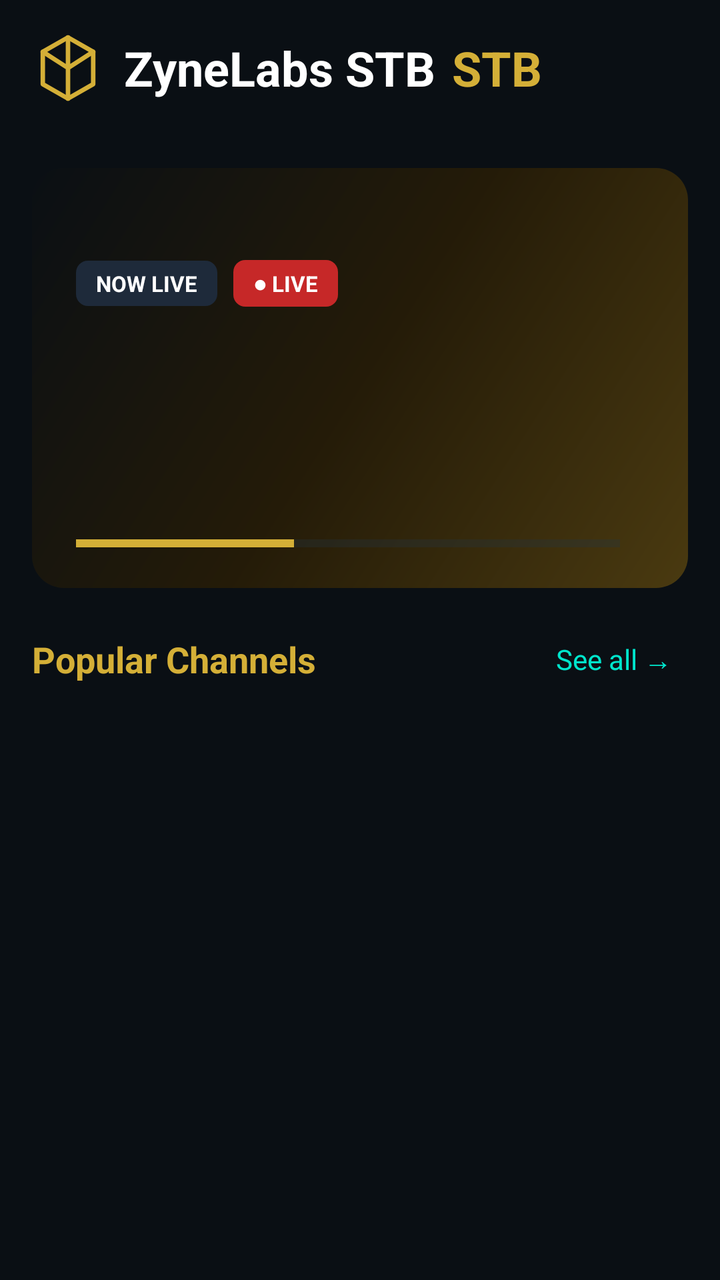
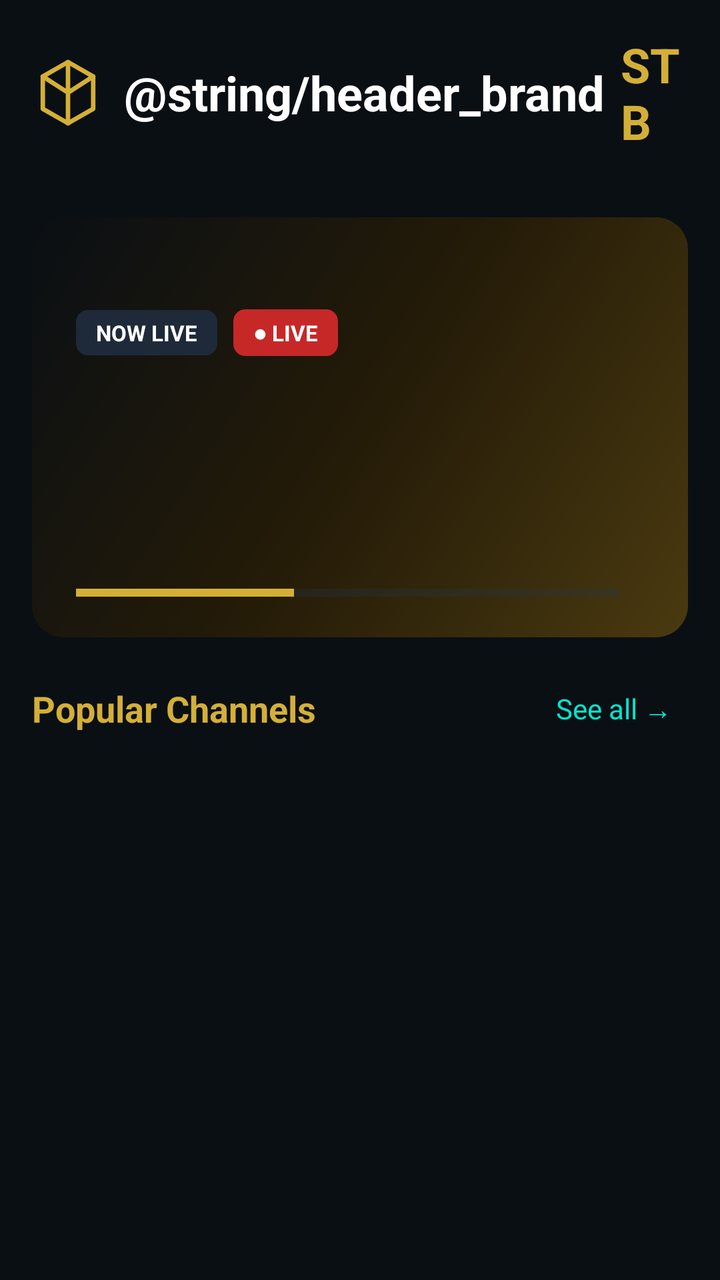

Compare the two renders of this Android layout. The source of the first and the diff that turns it into the second are given below.
<!-- AndroidManifest.xml: application theme Theme.ZyneLabsSTB -->
<!-- res/layout/activity_home.xml -->
<?xml version="1.0" encoding="utf-8"?>
<LinearLayout xmlns:android="http://schemas.android.com/apk/res/android"
    android:layout_width="match_parent"
    android:layout_height="match_parent"
    android:background="@color/background"
    android:orientation="vertical">

    
    <LinearLayout
        android:layout_width="match_parent"
        android:layout_height="wrap_content"
        android:gravity="center_vertical"
        android:orientation="horizontal"
        android:padding="16dp">

        <ImageView
            android:layout_width="36dp"
            android:layout_height="36dp"
            android:src="@drawable/header_logo" />

        <TextView
            android:layout_width="wrap_content"
            android:layout_height="wrap_content"
            android:layout_marginStart="10dp"
            android:text="@string/app_name"
            android:textColor="@color/text_primary"
            android:textSize="24sp"
            android:textStyle="bold" />

        <TextView
            android:layout_width="wrap_content"
            android:layout_height="wrap_content"
            android:layout_marginStart="8dp"
            android:text="STB"
            android:textColor="@color/gold"
            android:textSize="24sp"
            android:textStyle="bold" />

        <Space
            android:layout_width="0dp"
            android:layout_height="1dp"
            android:layout_weight="1" />

        
        <LinearLayout
            android:id="@+id/headerUserBox"
            android:layout_width="wrap_content"
            android:layout_height="wrap_content"
            android:gravity="end"
            android:orientation="vertical"
            android:visibility="gone">

            <TextView
                android:id="@+id/tvHeaderDate"
                android:layout_width="wrap_content"
                android:layout_height="wrap_content"
                android:textColor="@color/text_primary"
                android:textSize="13sp" />

            <TextView
                android:layout_width="wrap_content"
                android:layout_height="wrap_content"
                android:text="ZONE 1 • User"
                android:textColor="@color/text_secondary"
                android:textSize="12sp" />
        </LinearLayout>

        <FrameLayout
            android:id="@+id/headerProfile"
            android:layout_width="40dp"
            android:layout_height="40dp"
            android:layout_marginStart="10dp"
            android:background="@drawable/profile_circle"
            android:visibility="gone">

            <TextView
                android:layout_width="wrap_content"
                android:layout_height="wrap_content"
                android:layout_gravity="center"
                android:text="👤"
                android:textColor="@color/gold"
                android:textSize="18sp" />
        </FrameLayout>
    </LinearLayout>

    
    <LinearLayout
        android:layout_width="match_parent"
        android:layout_height="0dp"
        android:layout_weight="1"
        android:orientation="horizontal">

        
        <LinearLayout
            android:id="@+id/sidebar"
            android:layout_width="240dp"
            android:layout_height="match_parent"
            android:background="#0E1826"
            android:orientation="vertical"
            android:padding="16dp"
            android:visibility="gone">

            <TextView
                android:layout_width="wrap_content"
                android:layout_height="wrap_content"
                android:layout_gravity="center_horizontal"
                android:layout_marginBottom="20dp"
                android:letterSpacing="0.3"
                android:text="NAVIGATION"
                android:textColor="@color/gold"
                android:textSize="12sp" />

            <LinearLayout
                android:id="@+id/navContainer"
                android:layout_width="match_parent"
                android:layout_height="wrap_content"
                android:orientation="vertical" />

            <Space
                android:layout_width="match_parent"
                android:layout_height="0dp"
                android:layout_weight="1" />

            <TextView
                android:id="@+id/tvPortalInfo"
                android:layout_width="wrap_content"
                android:layout_height="wrap_content"
                android:textColor="@color/text_secondary"
                android:textSize="11sp" />
        </LinearLayout>

        
        <androidx.core.widget.NestedScrollView
            android:layout_width="0dp"
            android:layout_height="match_parent"
            android:layout_weight="1"
            android:clipToPadding="false"
            android:fillViewport="true">

            <LinearLayout
                android:layout_width="match_parent"
                android:layout_height="wrap_content"
                android:orientation="vertical"
                android:padding="16dp">

                
                <FrameLayout
                    android:id="@+id/banner"
                    android:layout_width="match_parent"
                    android:layout_height="210dp"
                    android:layout_marginBottom="18dp"
                    android:background="@drawable/banner_bg"
                    android:clickable="true"
                    android:focusable="true">

                    <LinearLayout
                        android:layout_width="match_parent"
                        android:layout_height="match_parent"
                        android:gravity="center_vertical"
                        android:orientation="vertical"
                        android:padding="22dp">

                        <LinearLayout
                            android:layout_width="wrap_content"
                            android:layout_height="wrap_content"
                            android:gravity="center_vertical"
                            android:orientation="horizontal">

                            <TextView
                                android:layout_width="wrap_content"
                                android:layout_height="wrap_content"
                                android:background="@drawable/badge_dim"
                                android:paddingStart="10dp"
                                android:paddingEnd="10dp"
                                android:paddingTop="4dp"
                                android:paddingBottom="4dp"
                                android:text="NOW LIVE"
                                android:textColor="@color/text_primary"
                                android:textSize="11sp"
                                android:textStyle="bold" />

                            <TextView
                                android:layout_width="wrap_content"
                                android:layout_height="wrap_content"
                                android:layout_marginStart="8dp"
                                android:background="@drawable/badge_live"
                                android:paddingStart="10dp"
                                android:paddingEnd="10dp"
                                android:paddingTop="4dp"
                                android:paddingBottom="4dp"
                                android:text="● LIVE"
                                android:textColor="#FFFFFF"
                                android:textSize="11sp"
                                android:textStyle="bold" />
                        </LinearLayout>

                        <TextView
                            android:id="@+id/tvBannerTitle"
                            android:layout_width="wrap_content"
                            android:layout_height="wrap_content"
                            android:layout_marginTop="10dp"
                            android:ellipsize="end"
                            android:maxLines="2"
                            android:textColor="@color/text_primary"
                            android:textSize="26sp"
                            android:textStyle="bold" />

                        <TextView
                            android:id="@+id/tvBannerSubtitle"
                            android:layout_width="wrap_content"
                            android:layout_height="wrap_content"
                            android:layout_marginTop="6dp"
                            android:ellipsize="end"
                            android:maxLines="1"
                            android:textColor="@color/text_secondary"
                            android:textSize="13sp" />

                        <TextView
                            android:id="@+id/tvBannerMeta"
                            android:layout_width="wrap_content"
                            android:layout_height="wrap_content"
                            android:layout_marginTop="8dp"
                            android:textColor="@color/teal"
                            android:textSize="13sp" />
                    </LinearLayout>

                    
                    <LinearLayout
                        android:layout_width="match_parent"
                        android:layout_height="wrap_content"
                        android:layout_gravity="bottom"
                        android:gravity="center_vertical"
                        android:orientation="horizontal"
                        android:paddingStart="22dp"
                        android:paddingEnd="22dp"
                        android:paddingBottom="14dp">

                        <ProgressBar
                            android:id="@+id/bannerProgress"
                            style="?android:attr/progressBarStyleHorizontal"
                            android:layout_width="0dp"
                            android:layout_height="6dp"
                            android:layout_weight="1"
                            android:max="100"
                            android:progress="40"
                            android:progressTint="@color/gold"
                            android:progressBackgroundTint="#233646" />

                        <TextView
                            android:id="@+id/tvBannerTime"
                            android:layout_width="wrap_content"
                            android:layout_height="wrap_content"
                            android:layout_marginStart="12dp"
                            android:textColor="@color/text_secondary"
                            android:textSize="12sp" />
                    </LinearLayout>
                </FrameLayout>

                
                <LinearLayout
                    android:id="@+id/popularHeader"
                    android:layout_width="match_parent"
                    android:layout_height="wrap_content"
                    android:layout_marginBottom="10dp"
                    android:gravity="center_vertical"
                    android:orientation="horizontal">

                    <TextView
                        android:layout_width="wrap_content"
                        android:layout_height="wrap_content"
                        android:text="Popular Channels"
                        android:textColor="@color/gold"
                        android:textSize="18sp"
                        android:textStyle="bold" />

                    <Space
                        android:layout_width="0dp"
                        android:layout_height="1dp"
                        android:layout_weight="1" />

                    <TextView
                        android:id="@+id/tvSeeAll"
                        android:layout_width="wrap_content"
                        android:layout_height="wrap_content"
                        android:clickable="true"
                        android:focusable="true"
                        android:padding="8dp"
                        android:text="See all →"
                        android:textColor="@color/teal"
                        android:textSize="14sp" />
                </LinearLayout>

                <androidx.recyclerview.widget.RecyclerView
                    android:id="@+id/popularRecycler"
                    android:layout_width="match_parent"
                    android:layout_height="wrap_content"
                    android:layout_marginBottom="18dp"
                    android:clipToPadding="false"
                    android:nestedScrollingEnabled="false" />

                
                <FrameLayout
                    android:layout_width="match_parent"
                    android:layout_height="wrap_content"
                    android:minHeight="200dp">

                    <androidx.recyclerview.widget.RecyclerView
                        android:id="@+id/rowsRecycler"
                        android:layout_width="match_parent"
                        android:layout_height="wrap_content"
                        android:clipToPadding="false"
                        android:nestedScrollingEnabled="false" />

                    <ProgressBar
                        android:id="@+id/progressBar"
                        android:layout_width="wrap_content"
                        android:layout_height="wrap_content"
                        android:layout_gravity="center"
                        android:visibility="gone" />

                    <LinearLayout
                        android:id="@+id/errorBox"
                        android:layout_width="wrap_content"
                        android:layout_height="wrap_content"
                        android:layout_gravity="center"
                        android:gravity="center"
                        android:orientation="vertical"
                        android:visibility="gone">

                        <TextView
                            android:id="@+id/tvError"
                            android:layout_width="wrap_content"
                            android:layout_height="wrap_content"
                            android:gravity="center"
                            android:textColor="@color/text_secondary"
                            android:textSize="16sp" />

                        <Button
                            android:id="@+id/btnRetry"
                            android:layout_width="wrap_content"
                            android:layout_height="wrap_content"
                            android:layout_marginTop="16dp"
                            android:text="@string/retry" />
                    </LinearLayout>
                </FrameLayout>
            </LinearLayout>
        </androidx.core.widget.NestedScrollView>
    </LinearLayout>

    
    <TextView
        android:id="@+id/tvDpadHints"
        android:layout_width="match_parent"
        android:layout_height="wrap_content"
        android:gravity="center"
        android:padding="10dp"
        android:text="• Press OK to watch   • Press MENU for options   • Use D-PAD to navigate"
        android:textColor="@color/teal"
        android:textSize="13sp"
        android:visibility="gone" />

    
    <LinearLayout
        android:id="@+id/bottomNav"
        android:layout_width="match_parent"
        android:layout_height="68dp"
        android:background="#0E1826"
        android:gravity="center_vertical"
        android:orientation="horizontal"
        android:paddingStart="8dp"
        android:paddingEnd="8dp"
        android:visibility="gone" />
</LinearLayout>
<!-- resources referenced by this layout -->
<resources>
  <color name="background">#0A0F14</color>
  <color name="gold">#D4AF37</color>
  <color name="teal">#00E5CC</color>
  <color name="text_primary">#FFFFFF</color>
  <color name="text_secondary">#B0BEC5</color>
  <!-- drawable badge_dim (drawable) -->
  <?xml version="1.0" encoding="utf-8"?>
  <shape xmlns:android="http://schemas.android.com/apk/res/android"
      android:shape="rectangle">
      <solid android:color="#1E2A3A" />
      <corners android:radius="6dp" />
  </shape>
  <!-- drawable badge_live (drawable) -->
  <?xml version="1.0" encoding="utf-8"?>
  <shape xmlns:android="http://schemas.android.com/apk/res/android"
      android:shape="rectangle">
      <solid android:color="#C62828" />
      <corners android:radius="6dp" />
  </shape>
  <!-- drawable banner_bg (drawable) -->
  <?xml version="1.0" encoding="utf-8"?>
  <shape xmlns:android="http://schemas.android.com/apk/res/android"
      android:shape="rectangle">
      <gradient
          android:angle="135"
          android:startColor="#4A3A10"
          android:centerColor="#241B08"
          android:endColor="#0A0F14" />
      <corners android:radius="16dp" />
  </shape>
  <!-- drawable header_logo (drawable) -->
  <?xml version="1.0" encoding="utf-8"?>
  <vector xmlns:android="http://schemas.android.com/apk/res/android"
      android:width="40dp"
      android:height="40dp"
      android:viewportWidth="40"
      android:viewportHeight="40">
      <path
          android:strokeColor="@color/gold"
          android:strokeWidth="2.5"
          android:strokeLineJoin="round"
          android:pathData="M20,3 L34,11 L34,29 L20,37 L6,29 L6,11 Z" />
      <path
          android:strokeColor="@color/gold"
          android:strokeWidth="2.5"
          android:strokeLineCap="round"
          android:pathData="M20,3 L20,20 L34,11 M20,20 L6,11 M20,20 L20,37" />
  </vector>
  <!-- drawable profile_circle (drawable) -->
  <?xml version="1.0" encoding="utf-8"?>
  <shape xmlns:android="http://schemas.android.com/apk/res/android"
      android:shape="oval">
      <stroke android:width="2dp" android:color="@color/gold" />
      <solid android:color="@android:color/transparent" />
  </shape>
  <string name="app_name">ZyneLabs STB</string>
  <string name="retry">Retry</string>
  <style name="Theme.ZyneLabsSTB" parent="Theme.Material3.Dark.NoActionBar">
          <item name="colorPrimary">@color/gold</item>
          <item name="colorOnPrimary">@color/background</item>
          <item name="colorSecondary">@color/teal</item>
          <item name="android:windowBackground">@color/background</item>
          <item name="android:statusBarColor">@color/background</item>
          <item name="android:navigationBarColor">@color/background</item>
          <item name="android:textColorPrimary">@color/text_primary</item>
      </style>
</resources>

<!-- the commit's change to res/layout/activity_home.xml (unified diff, before → after) -->
@@ -22,7 +22,7 @@
             android:layout_width="wrap_content"
             android:layout_height="wrap_content"
             android:layout_marginStart="10dp"
-            android:text="@string/app_name"
+            android:text="@string/header_brand"
             android:textColor="@color/text_primary"
             android:textSize="24sp"
             android:textStyle="bold" />
<!-- resource entries referenced after the edit -->
@@ -55,7 +55,6 @@
       <stroke android:width="2dp" android:color="@color/gold" />
       <solid android:color="@android:color/transparent" />
   </shape>
-  <string name="app_name">ZyneLabs STB</string>
   <string name="retry">Retry</string>
   <style name="Theme.ZyneLabsSTB" parent="Theme.Material3.Dark.NoActionBar">
           <item name="colorPrimary">@color/gold</item>
